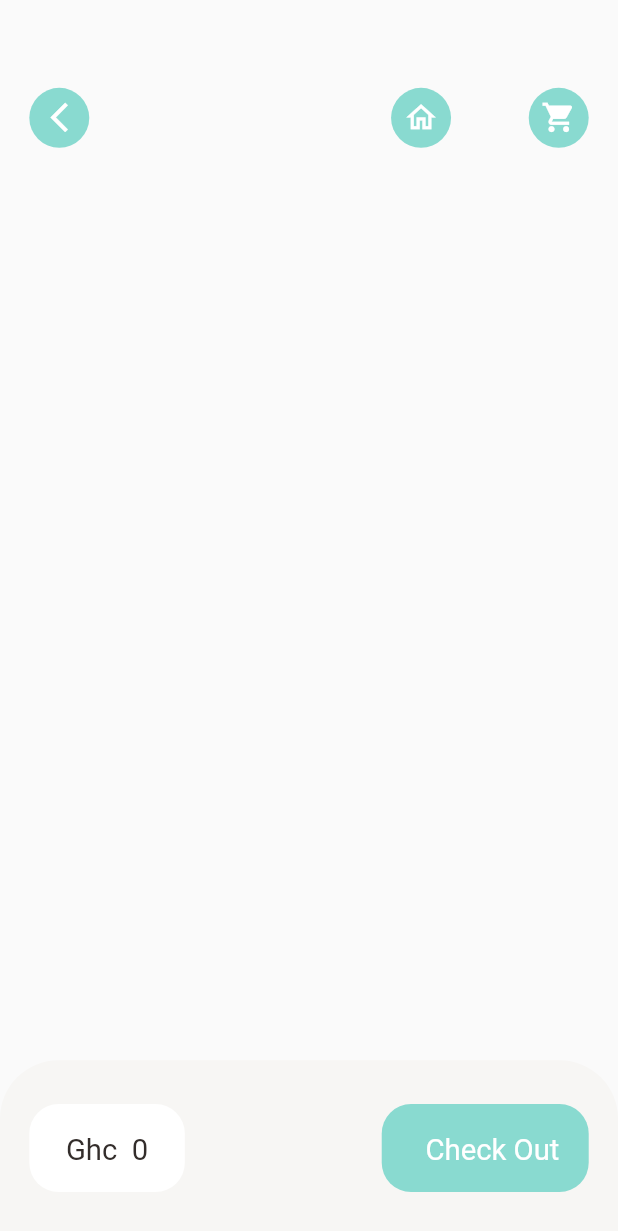
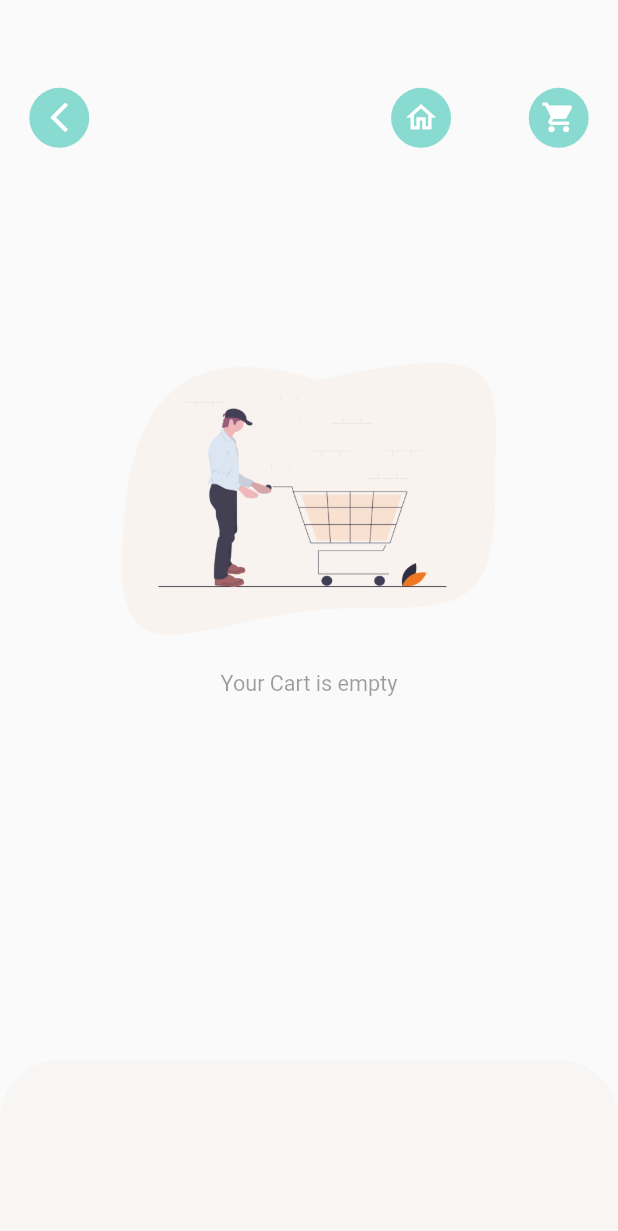
Before and after one commit to Kweku123-prog/FoodDeliver, a Flutter app: the CartPage screen opened by its route, on a phone screen of 412 x 824 dp. Shown: the top 1231 px of the screen. Run offline on Flutter 3.47's test engine with Material 2 defaults, Android fonts, the phone set to English and light mode, and no system bars; our stand-ins replace carousel_slider, dots_indicator, get, persistent_bottom_nav_bar, shared_preferences; accounts and stored records are empty; network calls fail.

Commit message:
adding cart history

```diff
--- a/lib/Pages/cart/cart_page.dart
+++ b/lib/Pages/cart/cart_page.dart
@@ -2,6 +2,7 @@ import 'package:flutter/cupertino.dart';
 import 'package:flutter/material.dart';
 import 'package:food_delivery/Pages/home/food/Popular_food_detail.dart';
 import 'package:food_delivery/Pages/home/main_food_page.dart';
+import 'package:food_delivery/base/no_data_page.dart';
 import 'package:food_delivery/controllers/cart_controller.dart';
 import 'package:food_delivery/controllers/recommended_product_controller.dart';
 import 'package:food_delivery/utils/app_constant.dart';
@@ -68,7 +69,8 @@ class CartPage extends StatelessWidget {
               ],
             ) ,
           ),
-          Positioned(
+        GetBuilder<CartController>(builder:(_cartController){
+          return _cartController.getItems.length>0?     Positioned(
               top:Dimensions.height20*5,
               left: Dimensions.width20,
               right: Dimensions.width20,
@@ -99,7 +101,15 @@ class CartPage extends StatelessWidget {
 
                                     }else{
                                       var recommendedIndex=Get.find<RecommendedProductController>().recommendedProductList.indexOf(_cartList[index].product!);
-                                     Get.toNamed(RouteHelper.getRecommendedFoo(recommendedIndex,'home'));
+                                      if(recommendedIndex<0){
+                                        Get.snackbar("History Product", "Product review is nt available  for history product " ,
+
+                                          backgroundColor: AppColors.mainColor,
+                                          colorText: Colors.white,
+                                        );
+                                      }else{
+                                        Get.toNamed(RouteHelper.getRecommendedFoo(recommendedIndex,'CartPage'));
+                                      }
                                     }
                                   },
                                   child:   Container(
@@ -174,7 +184,8 @@ class CartPage extends StatelessWidget {
                 ),
 
 
-          ))
+              )):NoDataPage(text: "Your Cart is empty ");
+        })
         ],
       ),
         bottomNavigationBar: GetBuilder<CartController>(builder: (cartController){
@@ -189,7 +200,7 @@ class CartPage extends StatelessWidget {
                 )
             ),
 
-            child: Row(
+            child: cartController.getItems.length>0?Row(
               mainAxisAlignment: MainAxisAlignment.spaceBetween,
               children: [
                 Container(
@@ -225,7 +236,7 @@ class CartPage extends StatelessWidget {
                   ),
                 )
               ],
-            ),
+            ):Container(),
           );
         },)
     );
--- a/lib/Pages/home/home_page.dart
+++ b/lib/Pages/home/home_page.dart
@@ -1,5 +1,6 @@
 import 'package:flutter/cupertino.dart';
 import 'package:flutter/material.dart';
+import 'package:food_delivery/Pages/cart/cart_history.dart';
 import 'package:food_delivery/Pages/home/main_food_page.dart';
 import 'package:food_delivery/utils/colors.dart';
 import 'package:persistent_bottom_nav_bar/persistent_tab_view.dart';
@@ -20,7 +21,7 @@ class _HomePageState extends State<HomePage> {
   List pages=[
     MainfoodPage(),
     Container(child: Center(child: Text("NextPage"),),),
-    Container(child: Center(child: Text("NextPage 2"),),),
+    CartHistory(),
     Container(child: Center(child: Text("NextPage"),),),
   ];
 
--- /dev/null
+++ b/lib/base/no_data_page.dart
@@ -0,0 +1,33 @@
+import 'package:flutter/cupertino.dart';
+import 'package:flutter/material.dart';
+
+class NoDataPage extends StatelessWidget {
+
+  final String text;
+  final String imgPath;
+  const NoDataPage({Key?key, required this.text, this.imgPath='assets/image/empty_cart.png' }):super(key:key);
+
+  @override
+  Widget build(BuildContext context) {
+    return Column(
+      mainAxisAlignment: MainAxisAlignment.center,
+      crossAxisAlignment: CrossAxisAlignment.stretch,
+      children: [
+        Image.asset(
+          imgPath,
+          height: MediaQuery.of(context).size.height*0.22,
+          width: MediaQuery.of(context).size.width*0.03,
+        ),
+        SizedBox(height: MediaQuery.of(context).size.height*0.03,),
+        Text(text,
+
+        style: TextStyle(
+          fontSize:MediaQuery.of(context).size.height*0.0175 ,
+          color: Theme.of(context).disabledColor
+        ),
+          textAlign: TextAlign.center,
+        )
+      ],
+    );
+  }
+}
--- a/lib/utils/app_constant.dart
+++ b/lib/utils/app_constant.dart
@@ -5,6 +5,7 @@ class AppConstants{
   static const String BASE_URL='http://mvs.bslmeiyu.com';
   static const String POPULAR_PRODUCT_URI="/api/v1/products/popular";
   static const String RECOMMENDED_PRODUCT_URI="/api/v1/products/recommended";
+  static const String DRINKS_URI="/api/v1/products/drinks";
   static const String TOKEN='DBtoken';
   static const  String UPLOAD_URL="/uploads/";
   static const  String CART_LIST="cart-list";
--- a/pubspec.yaml
+++ b/pubspec.yaml
@@ -33,6 +33,7 @@ dependencies:
 
   persistent_bottom_nav_bar: ^5.0.2
   shared_preferences: ^2.2.0
+  intl: ^0.18.1
 
 
   # The following adds the Cupertino Icons font to your application.
```
Also changed, not shown: lib/Pages/cart/cart_history.dart (added, +237 -0 lines), lib/Pages/home/main_food_page.dart (+12 -5 lines), lib/controllers/cart_controller.dart (+15 -0 lines), pubspec.lock. Lines whose indentation alone changed are shown as unchanged.
